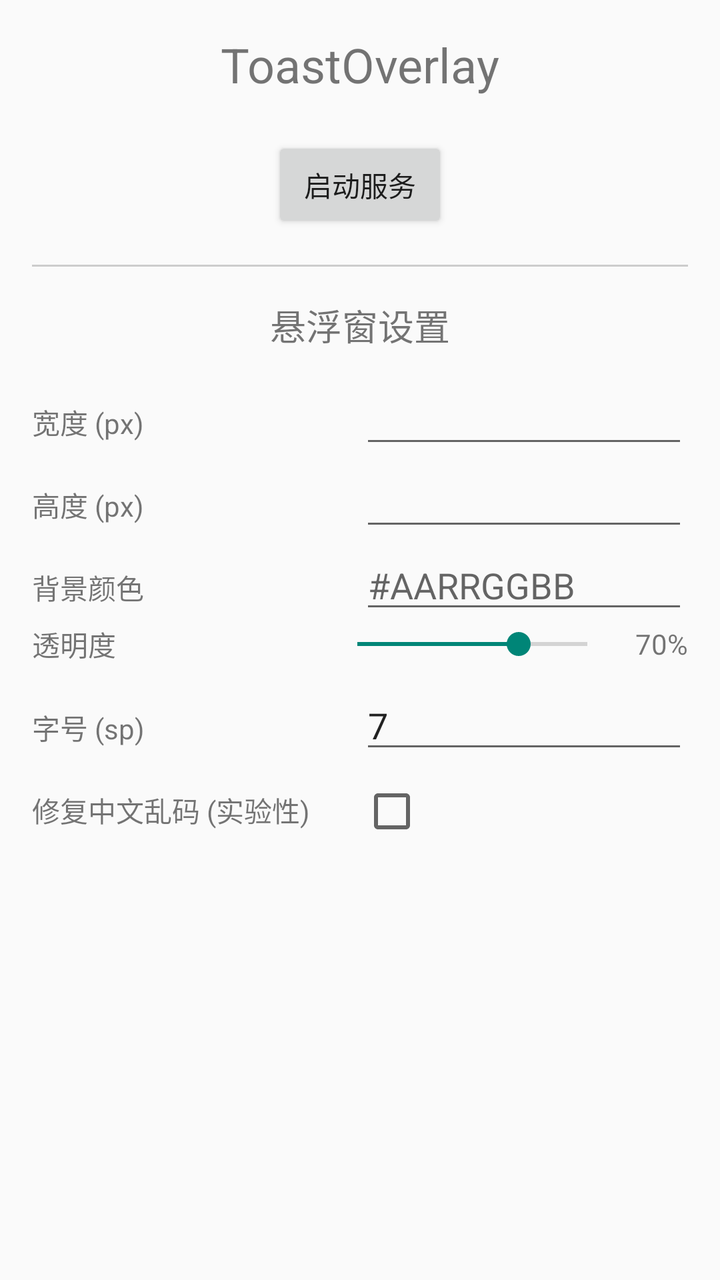
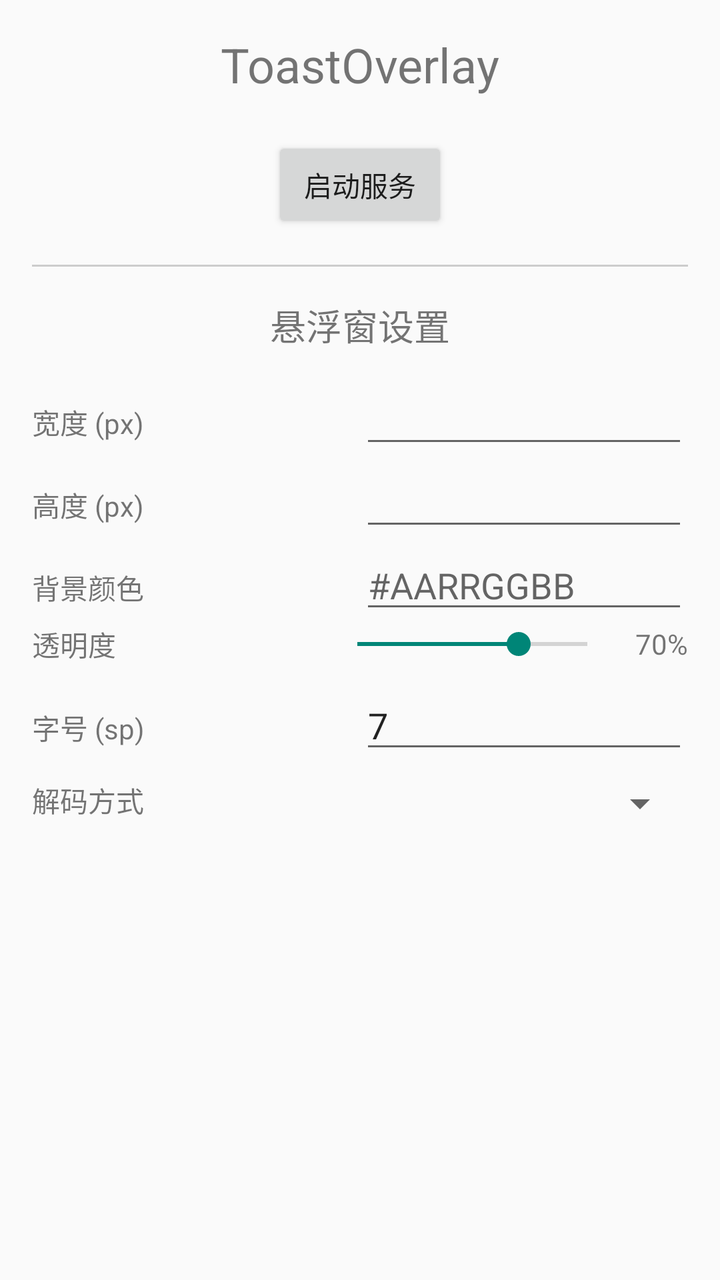

Compare the two renders of this Android layout. The source of the first and the diff that turns it into the second are given below.
<!-- AndroidManifest.xml: application theme Theme.AppCompat.Light.DarkActionBar -->
<!-- res/layout/activity_main.xml -->
<?xml version="1.0" encoding="utf-8"?>
<LinearLayout xmlns:android="http://schemas.android.com/apk/res/android"
    android:layout_width="match_parent"
    android:layout_height="match_parent"
    android:orientation="vertical"
    android:padding="16dp"
    android:gravity="center_horizontal">

    <TextView
        android:layout_width="wrap_content"
        android:layout_height="wrap_content"
        android:text="@string/app_name"
        android:textSize="24sp"
        android:layout_marginBottom="20dp" />

    <Button
        android:id="@+id/btn_toggle_service"
        android:layout_width="wrap_content"
        android:layout_height="wrap_content"
        android:text="启动服务" />

    <View
        android:layout_width="match_parent"
        android:layout_height="1dp"
        android:background="#ccc"
        android:layout_marginVertical="16dp" />

    <TextView
        android:layout_width="wrap_content"
        android:layout_height="wrap_content"
        android:text="悬浮窗设置"
        android:textSize="18sp"
        android:layout_marginBottom="12dp" />

    <LinearLayout
        android:layout_width="match_parent"
        android:layout_height="wrap_content"
        android:orientation="horizontal"
        android:weightSum="2">
        <TextView
            android:layout_width="0dp"
            android:layout_height="wrap_content"
            android:layout_weight="1"
            android:text="宽度 (px)" />
        <EditText
            android:id="@+id/et_width"
            android:layout_width="0dp"
            android:layout_height="wrap_content"
            android:layout_weight="1"
            android:inputType="number"
            android:singleLine="true" />
    </LinearLayout>

    <LinearLayout
        android:layout_width="match_parent"
        android:layout_height="wrap_content"
        android:orientation="horizontal"
        android:weightSum="2">
        <TextView
            android:layout_width="0dp"
            android:layout_height="wrap_content"
            android:layout_weight="1"
            android:text="高度 (px)" />
        <EditText
            android:id="@+id/et_height"
            android:layout_width="0dp"
            android:layout_height="wrap_content"
            android:layout_weight="1"
            android:inputType="number"
            android:singleLine="true" />
    </LinearLayout>

    <LinearLayout
        android:layout_width="match_parent"
        android:layout_height="wrap_content"
        android:orientation="horizontal"
        android:weightSum="2">
        <TextView
            android:layout_width="0dp"
            android:layout_height="wrap_content"
            android:layout_weight="1"
            android:text="背景颜色" />
        <EditText
            android:id="@+id/et_color"
            android:layout_width="0dp"
            android:layout_height="wrap_content"
            android:layout_weight="1"
            android:inputType="text"
            android:singleLine="true"
            android:hint="#AARRGGBB" />
    </LinearLayout>

    <LinearLayout
        android:layout_width="match_parent"
        android:layout_height="wrap_content"
        android:orientation="horizontal"
        android:weightSum="2"
        android:gravity="center_vertical">
        <TextView
            android:layout_width="0dp"
            android:layout_height="wrap_content"
            android:layout_weight="1"
            android:text="透明度" />
        <SeekBar
            android:id="@+id/sb_transparency"
            android:layout_width="0dp"
            android:layout_height="wrap_content"
            android:layout_weight="1"
            android:max="100"
            android:progress="70" />
        <TextView
            android:id="@+id/tv_transparency_value"
            android:layout_width="wrap_content"
            android:layout_height="wrap_content"
            android:text="70%"
            android:paddingStart="8dp" />
    </LinearLayout>

    
    <LinearLayout
        android:layout_width="match_parent"
        android:layout_height="wrap_content"
        android:orientation="horizontal"
        android:weightSum="2"
        android:layout_marginTop="8dp">
        <TextView
            android:layout_width="0dp"
            android:layout_height="wrap_content"
            android:layout_weight="1"
            android:text="字号 (sp)" />
        <EditText
            android:id="@+id/et_text_size"
            android:layout_width="0dp"
            android:layout_height="wrap_content"
            android:layout_weight="1"
            android:inputType="number"
            android:singleLine="true"
            android:text="7" />
    </LinearLayout>

    
    <LinearLayout
        android:layout_width="match_parent"
        android:layout_height="wrap_content"
        android:orientation="horizontal"
        android:weightSum="2"
        android:layout_marginTop="8dp">
        <TextView
            android:layout_width="0dp"
            android:layout_height="wrap_content"
            android:layout_weight="1"
            android:text="修复中文乱码 (实验性)" />
        <CheckBox
            android:id="@+id/cb_fix_chinese"
            android:layout_width="0dp"
            android:layout_height="wrap_content"
            android:layout_weight="1"
            android:gravity="center" />
    </LinearLayout>

</LinearLayout>
<!-- resources referenced by this layout -->
<resources>
  <string name="app_name">ToastOverlay</string>
</resources>

<!-- the commit's change to res/layout/activity_main.xml (unified diff, before → after) -->
@@ -149,13 +149,13 @@
             android:layout_width="0dp"
             android:layout_height="wrap_content"
             android:layout_weight="1"
-            android:text="修复中文乱码 (实验性)" />
-        <CheckBox
-            android:id="@+id/cb_fix_chinese"
+            android:text="解码方式" />
+        <Spinner
+            android:id="@+id/spinner_decode"
             android:layout_width="0dp"
             android:layout_height="wrap_content"
             android:layout_weight="1"
-            android:gravity="center" />
+            android:entries="@array/decode_options" />
     </LinearLayout>
 
 </LinearLayout>
